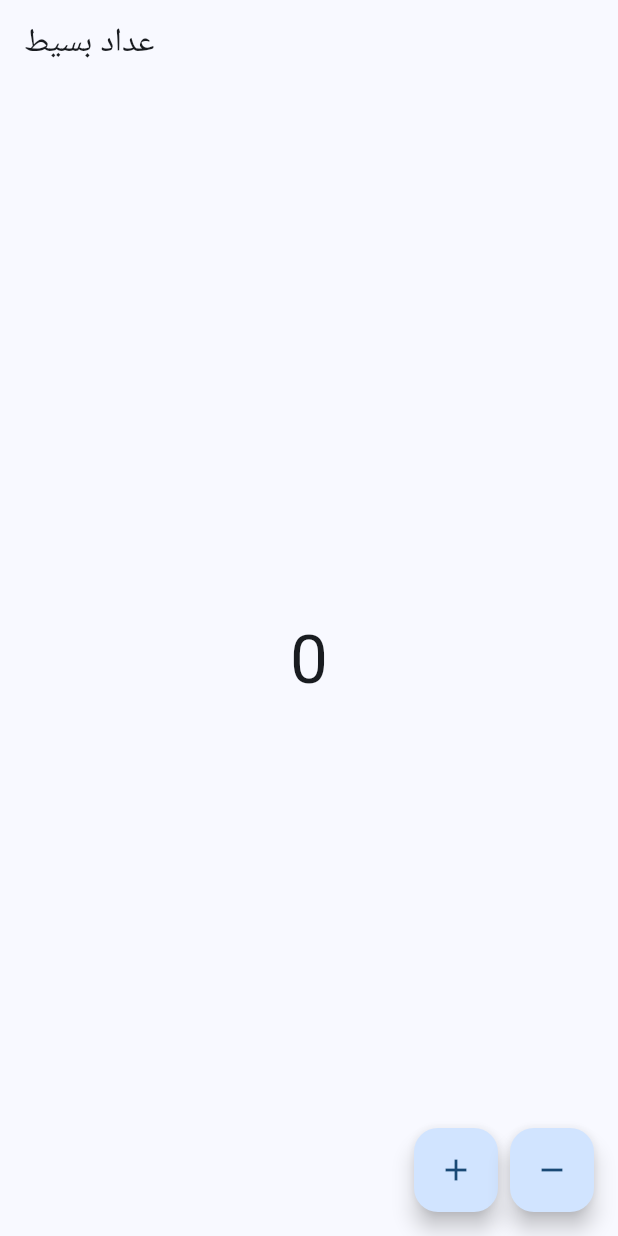
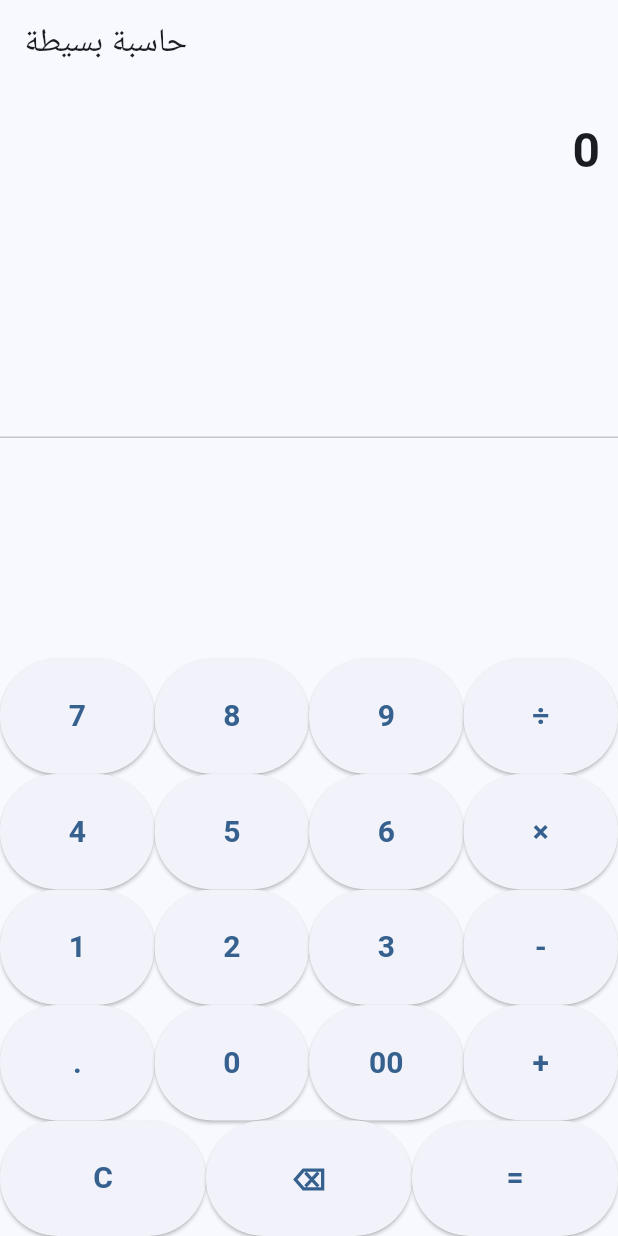
Before and after one commit to alkawashomsss-dev/emergenx-flutter-template, a Flutter app: the screen it shows after launch, on a phone screen of 412 x 824 dp. Run offline on Flutter 3.47's test engine with Material 3 defaults, Android fonts, the phone set to English and light mode, and no system bars.

Commit message:
🚀 حاسبة بسيطة: Update lib/screens/home_screen.dart

```diff
--- a/lib/screens/home_screen.dart
+++ b/lib/screens/home_screen.dart
@@ -1,4 +1,5 @@
 import 'package:flutter/material.dart';
+import 'package:flutter/services.dart';
 
 class HomeScreen extends StatefulWidget {
   const HomeScreen({super.key});
@@ -8,51 +9,121 @@ class HomeScreen extends StatefulWidget {
 }
 
 class _HomeScreenState extends State<HomeScreen> {
-  int _counter = 0;
+  String output = "0";
+  String _output = "0";
+  double num1 = 0.0;
+  double num2 = 0.0;
+  String operand = "";
 
-  void _incrementCounter() {
+  buttonPressed(String buttonText) {
+    if (buttonText == "C") {
+      _output = "0";
+      num1 = 0.0;
+      num2 = 0.0;
+      operand = "";
+    } else if (buttonText == "⌫") {
+      _output = _output.length > 1 ? _output.substring(0, _output.length - 1) : "0";
+    } else if (buttonText == "+" || buttonText == "-" || buttonText == "×" || buttonText == "÷") {
+      num1 = double.parse(output);
+      operand = buttonText;
+      _output = "0";
+    } else if (buttonText == ".") {
+      if (!_output.contains(".")) {
+        _output += buttonText;
+      }
+    } else if (buttonText == "=") {
+      num2 = double.parse(output);
+
+      if (operand == "+") {
+        _output = (num1 + num2).toString();
+      }
+      if (operand == "-") {
+        _output = (num1 - num2).toString();
+      }
+      if (operand == "×") {
+        _output = (num1 * num2).toString();
+      }
+      if (operand == "÷") {
+        _output = (num1 / num2).toString();
+      }
+
+      num1 = 0.0;
+      num2 = 0.0;
+      operand = "";
+    } else {
+      _output += buttonText;
+    }
+
     setState(() {
-      _counter++;
+      output = double.parse(_output).toStringAsFixed(2);
     });
   }
 
-  void _decrementCounter() {
-    setState(() {
-      _counter--;
-    });
+  Widget buildButton(String buttonText) {
+    return Expanded(
+      child: ElevatedButton(
+        onPressed: () => buttonPressed(buttonText),
+        child: Text(
+          buttonText,
+          style: const TextStyle(fontSize: 20.0, fontWeight: FontWeight.bold),
+        ),
+        style: ElevatedButton.styleFrom(
+          padding: const EdgeInsets.all(24.0),
+        ),
+      ),
+    );
   }
 
   @override
   Widget build(BuildContext context) {
     return Scaffold(
       appBar: AppBar(
-        title: const Text('عداد بسيط'),
+        title: const Text('حاسبة بسيطة'),
       ),
-      body: Center(
-        child: Column(
-          mainAxisAlignment: MainAxisAlignment.center,
-          children: <Widget>[
-            Text(
-              '$_counter',
-              style: Theme.of(context).textTheme.displayMedium,
+      body: Column(
+        children: <Widget>[
+          Container(
+            alignment: Alignment.centerRight,
+            padding: const EdgeInsets.symmetric(vertical: 24.0, horizontal: 12.0),
+            child: Text(
+              output,
+              style: Theme.of(context).textTheme.headlineLarge,
             ),
-          ],
-        ),
-      ),
-      floatingActionButton: Row(
-        mainAxisAlignment: MainAxisAlignment.end,
-        children: [
-          FloatingActionButton(
-            onPressed: _incrementCounter,
-            tooltip: 'Increment',
-            child: const Icon(Icons.add),
           ),
-          const SizedBox(width: 8),
-          FloatingActionButton(
-            onPressed: _decrementCounter,
-            tooltip: 'Decrement',
-            child: const Icon(Icons.remove),
+          const Expanded(
+            child: Divider(),
           ),
+          Column(children: [
+            Row(children: [
+              buildButton("7"),
+              buildButton("8"),
+              buildButton("9"),
+              buildButton("÷"),
+            ]),
+            Row(children: [
+              buildButton("4"),
+              buildButton("5"),
+              buildButton("6"),
+              buildButton("×"),
+            ]),
+            Row(children: [
+              buildButton("1"),
+              buildButton("2"),
+              buildButton("3"),
+              buildButton("-"),
+            ]),
+            Row(children: [
+              buildButton("."),
+              buildButton("0"),
+              buildButton("00"),
+              buildButton("+"),
+            ]),
+            Row(children: [
+              buildButton("C"),
+              buildButton("⌫"),
+              buildButton("="),
+            ]),
+          ])
         ],
       ),
     );
```
